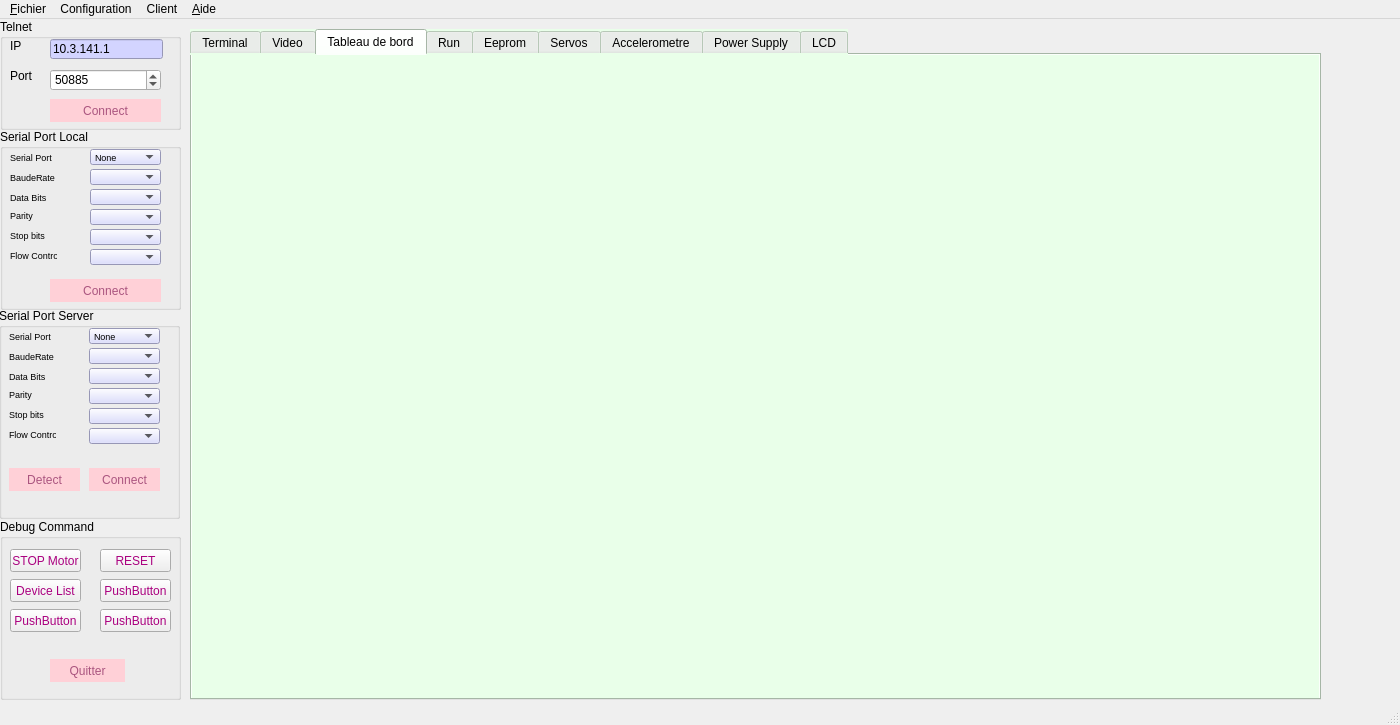
Old version of the form V0.5/robot_client/mainwindow.ui in the repository f4deb/QT_Application.
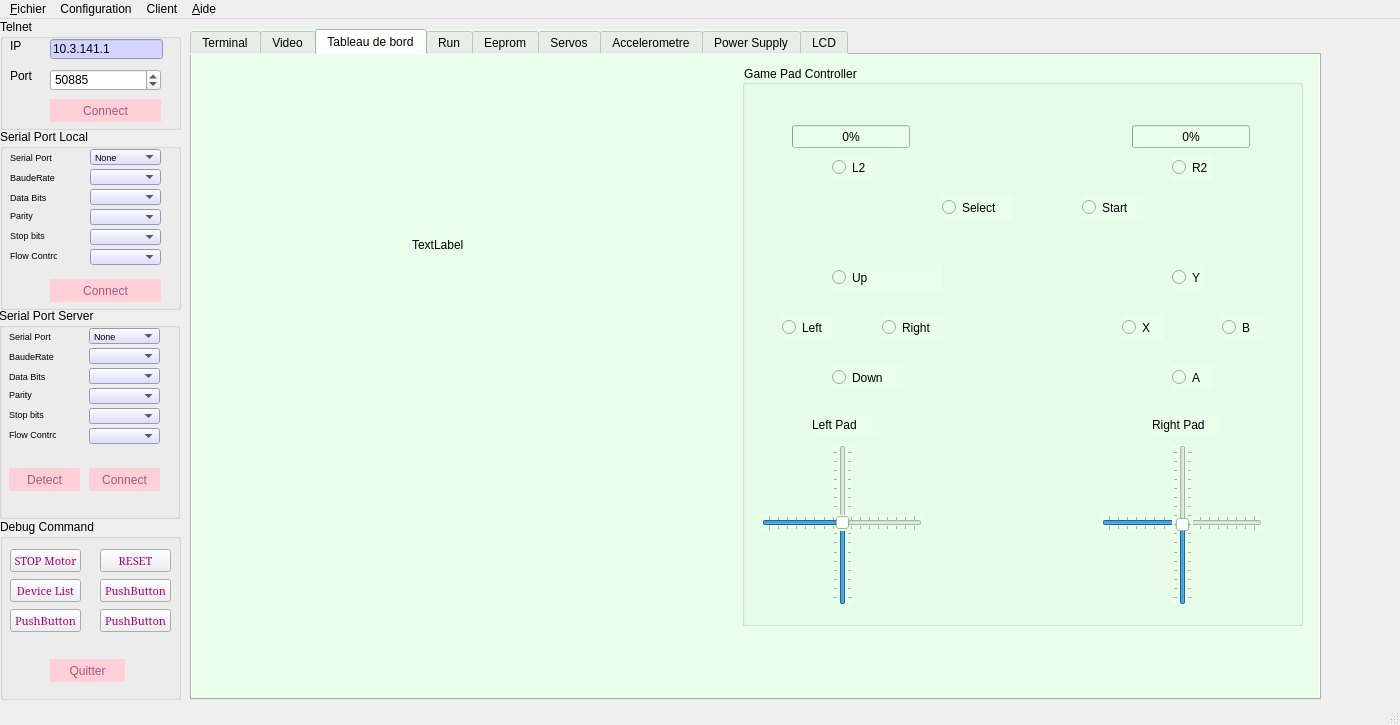
New version of the form. The open tabs and pages were chosen to show the change.

Commit message: GamePad Robot OK

```diff
--- a/V0.5/robot_client/mainwindow.ui
+++ b/V0.5/robot_client/mainwindow.ui
@@ -589,6 +589,12 @@
        <height>23</height>
       </rect>
      </property>
+     <property name="font">
+      <font>
+       <family>Serif</family>
+       <pointsize>8</pointsize>
+      </font>
+     </property>
      <property name="styleSheet">
       <string notr="true">color: rgb(170, 0, 127);</string>
      </property>
@@ -605,6 +611,12 @@
        <height>23</height>
       </rect>
      </property>
+     <property name="font">
+      <font>
+       <family>Serif</family>
+       <pointsize>8</pointsize>
+      </font>
+     </property>
      <property name="styleSheet">
       <string notr="true">color: rgb(170, 0, 127);</string>
      </property>
@@ -621,6 +633,12 @@
        <height>23</height>
       </rect>
      </property>
+     <property name="font">
+      <font>
+       <family>Serif</family>
+       <pointsize>8</pointsize>
+      </font>
+     </property>
      <property name="styleSheet">
       <string notr="true">color: rgb(170, 0, 127);</string>
      </property>
@@ -637,6 +655,12 @@
        <height>23</height>
       </rect>
      </property>
+     <property name="font">
+      <font>
+       <family>Serif</family>
+       <pointsize>8</pointsize>
+      </font>
+     </property>
      <property name="styleSheet">
       <string notr="true">color: rgb(170, 0, 127);
 </string>
@@ -654,6 +678,12 @@
        <height>23</height>
       </rect>
      </property>
+     <property name="font">
+      <font>
+       <family>Serif</family>
+       <pointsize>8</pointsize>
+      </font>
+     </property>
      <property name="styleSheet">
       <string notr="true">color: rgb(170, 0, 127);</string>
      </property>
@@ -670,6 +700,12 @@
        <height>23</height>
       </rect>
      </property>
+     <property name="font">
+      <font>
+       <family>Serif</family>
+       <pointsize>8</pointsize>
+      </font>
+     </property>
      <property name="styleSheet">
       <string notr="true">color: rgb(170, 0, 127);</string>
      </property>
@@ -1090,6 +1126,382 @@
      <attribute name="title">
       <string>Tableau de bord</string>
      </attribute>
+     <widget class="QGroupBox" name="groupBoxGamepad">
+      <property name="geometry">
+       <rect>
+        <x>550</x>
+        <y>10</y>
+        <width>561</width>
+        <height>561</height>
+       </rect>
+      </property>
+      <property name="title">
+       <string>Game Pad Controller</string>
+      </property>
+      <widget class="QRadioButton" name="radioButtonUp">
+       <property name="geometry">
+        <rect>
+         <x>90</x>
+         <y>200</y>
+         <width>110</width>
+         <height>25</height>
+        </rect>
+       </property>
+       <property name="text">
+        <string>Up</string>
+       </property>
+       <property name="autoExclusive">
+        <bool>false</bool>
+       </property>
+      </widget>
+      <widget class="QRadioButton" name="radioButtonLeft">
+       <property name="geometry">
+        <rect>
+         <x>40</x>
+         <y>250</y>
+         <width>51</width>
+         <height>25</height>
+        </rect>
+       </property>
+       <property name="text">
+        <string>Left</string>
+       </property>
+       <property name="autoExclusive">
+        <bool>false</bool>
+       </property>
+      </widget>
+      <widget class="QRadioButton" name="radioButtonRight">
+       <property name="geometry">
+        <rect>
+         <x>140</x>
+         <y>250</y>
+         <width>61</width>
+         <height>25</height>
+        </rect>
+       </property>
+       <property name="text">
+        <string>Right</string>
+       </property>
+       <property name="autoExclusive">
+        <bool>false</bool>
+       </property>
+      </widget>
+      <widget class="QRadioButton" name="radioButtonDown">
+       <property name="geometry">
+        <rect>
+         <x>90</x>
+         <y>300</y>
+         <width>71</width>
+         <height>25</height>
+        </rect>
+       </property>
+       <property name="text">
+        <string>Down</string>
+       </property>
+       <property name="autoExclusive">
+        <bool>false</bool>
+       </property>
+      </widget>
+      <widget class="QRadioButton" name="radioButtonL2">
+       <property name="geometry">
+        <rect>
+         <x>90</x>
+         <y>90</y>
+         <width>41</width>
+         <height>25</height>
+        </rect>
+       </property>
+       <property name="text">
+        <string>L2</string>
+       </property>
+       <property name="autoExclusive">
+        <bool>false</bool>
+       </property>
+      </widget>
+      <widget class="QRadioButton" name="radioButtonR2">
+       <property name="geometry">
+        <rect>
+         <x>430</x>
+         <y>90</y>
+         <width>41</width>
+         <height>25</height>
+        </rect>
+       </property>
+       <property name="text">
+        <string>R2</string>
+       </property>
+       <property name="autoExclusive">
+        <bool>false</bool>
+       </property>
+      </widget>
+      <widget class="QRadioButton" name="radioButtonStart">
+       <property name="geometry">
+        <rect>
+         <x>340</x>
+         <y>130</y>
+         <width>61</width>
+         <height>25</height>
+        </rect>
+       </property>
+       <property name="text">
+        <string>Start</string>
+       </property>
+       <property name="autoExclusive">
+        <bool>false</bool>
+       </property>
+      </widget>
+      <widget class="QRadioButton" name="radioButtonSelect">
+       <property name="geometry">
+        <rect>
+         <x>200</x>
+         <y>130</y>
+         <width>71</width>
+         <height>25</height>
+        </rect>
+       </property>
+       <property name="text">
+        <string>Select</string>
+       </property>
+       <property name="autoExclusive">
+        <bool>false</bool>
+       </property>
+      </widget>
+      <widget class="QRadioButton" name="radioButtonY">
+       <property name="geometry">
+        <rect>
+         <x>430</x>
+         <y>200</y>
+         <width>31</width>
+         <height>25</height>
+        </rect>
+       </property>
+       <property name="text">
+        <string>Y</string>
+       </property>
+       <property name="autoExclusive">
+        <bool>false</bool>
+       </property>
+      </widget>
+      <widget class="QRadioButton" name="radioButtonX">
+       <property name="geometry">
+        <rect>
+         <x>380</x>
+         <y>250</y>
+         <width>41</width>
+         <height>25</height>
+        </rect>
+       </property>
+       <property name="text">
+        <string>X</string>
+       </property>
+       <property name="autoExclusive">
+        <bool>false</bool>
+       </property>
+      </widget>
+      <widget class="QRadioButton" name="radioButtonB">
+       <property name="geometry">
+        <rect>
+         <x>480</x>
+         <y>250</y>
+         <width>41</width>
+         <height>25</height>
+        </rect>
+       </property>
+       <property name="text">
+        <string>B</string>
+       </property>
+       <property name="autoExclusive">
+        <bool>false</bool>
+       </property>
+      </widget>
+      <widget class="QRadioButton" name="radioButtonA">
+       <property name="geometry">
+        <rect>
+         <x>430</x>
+         <y>300</y>
+         <width>41</width>
+         <height>25</height>
+        </rect>
+       </property>
+       <property name="text">
+        <string>A</string>
+       </property>
+       <property name="autoExclusive">
+        <bool>false</bool>
+       </property>
+      </widget>
+      <widget class="QProgressBar" name="progressBarLeft">
+       <property name="geometry">
+        <rect>
+         <x>50</x>
+         <y>60</y>
+         <width>118</width>
+         <height>23</height>
+        </rect>
+       </property>
+       <property name="value">
+        <number>0</number>
+       </property>
+      </widget>
+      <widget class="QProgressBar" name="progressBarRight">
+       <property name="geometry">
+        <rect>
+         <x>390</x>
+         <y>60</y>
+         <width>118</width>
+         <height>23</height>
+        </rect>
+       </property>
+       <property name="value">
+        <number>0</number>
+       </property>
+      </widget>
+      <widget class="QSlider" name="verticalSliderLeftPad">
+       <property name="geometry">
+        <rect>
+         <x>90</x>
+         <y>380</y>
+         <width>21</width>
+         <height>160</height>
+        </rect>
+       </property>
+       <property name="minimum">
+        <number>-128</number>
+       </property>
+       <property name="maximum">
+        <number>127</number>
+       </property>
+       <property name="singleStep">
+        <number>1</number>
+       </property>
+       <property name="orientation">
+        <enum>Qt::Vertical</enum>
+       </property>
+       <property name="tickPosition">
+        <enum>QSlider::TicksBothSides</enum>
+       </property>
+       <property name="tickInterval">
+        <number>16</number>
+       </property>
+      </widget>
+      <widget class="QSlider" name="horizontalSliderRightPad">
+       <property name="geometry">
+        <rect>
+         <x>360</x>
+         <y>450</y>
+         <width>160</width>
+         <height>16</height>
+        </rect>
+       </property>
+       <property name="minimum">
+        <number>-128</number>
+       </property>
+       <property name="maximum">
+        <number>127</number>
+       </property>
+       <property name="orientation">
+        <enum>Qt::Horizontal</enum>
+       </property>
+       <property name="tickPosition">
+        <enum>QSlider::TicksBothSides</enum>
+       </property>
+       <property name="tickInterval">
+        <number>16</number>
+       </property>
+      </widget>
+      <widget class="QSlider" name="verticalSliderRightPad">
+       <property name="geometry">
+        <rect>
+         <x>430</x>
+         <y>380</y>
+         <width>21</width>
+         <height>160</height>
+        </rect>
+       </property>
+       <property name="autoFillBackground">
+        <bool>false</bool>
+       </property>
+       <property name="minimum">
+        <number>-128</number>
+       </property>
+       <property name="maximum">
+        <number>127</number>
+       </property>
+       <property name="orientation">
+        <enum>Qt::Vertical</enum>
+       </property>
+       <property name="tickPosition">
+        <enum>QSlider::TicksBothSides</enum>
+       </property>
+       <property name="tickInterval">
+        <number>16</number>
+       </property>
+      </widget>
+      <widget class="QLabel" name="label_37">
+       <property name="geometry">
+        <rect>
+         <x>70</x>
+         <y>350</y>
+         <width>67</width>
+         <height>19</height>
+        </rect>
+       </property>
+       <property name="text">
+        <string>Left Pad</string>
+       </property>
+      </widget>
+      <widget class="QLabel" name="label_38">
+       <property name="geometry">
+        <rect>
+         <x>410</x>
+         <y>350</y>
+         <width>67</width>
+         <height>19</height>
+        </rect>
+       </property>
+       <property name="text">
+        <string>Right Pad</string>
+       </property>
+      </widget>
+      <widget class="QSlider" name="horizontalSliderLeftPad">
+       <property name="geometry">
+        <rect>
+         <x>20</x>
+         <y>450</y>
+         <width>160</width>
+         <height>16</height>
+        </rect>
+       </property>
+       <property name="minimum">
+        <number>-128</number>
+       </property>
+       <property name="maximum">
+        <number>127</number>
+       </property>
+       <property name="orientation">
+        <enum>Qt::Horizontal</enum>
+       </property>
+       <property name="tickPosition">
+        <enum>QSlider::TicksBothSides</enum>
+       </property>
+       <property name="tickInterval">
+        <number>16</number>
+       </property>
+      </widget>
+     </widget>
+     <widget class="QLabel" name="label_39">
+      <property name="geometry">
+       <rect>
+        <x>220</x>
+        <y>180</y>
+        <width>67</width>
+        <height>19</height>
+       </rect>
+      </property>
+      <property name="text">
+       <string>TextLabel</string>
+      </property>
+     </widget>
     </widget>
     <widget class="QWidget" name="tab_2">
      <attribute name="title">
```
Left out of the diff: 4 changed lines with no effect on the pictures. The commit also changes 6 other files.
